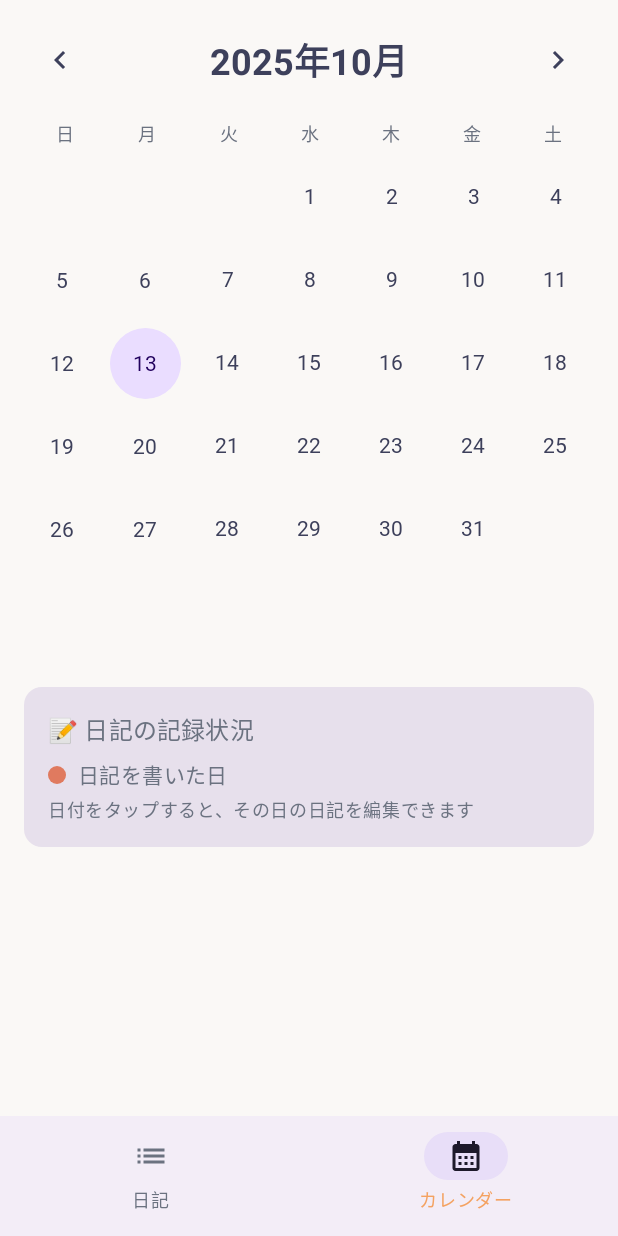
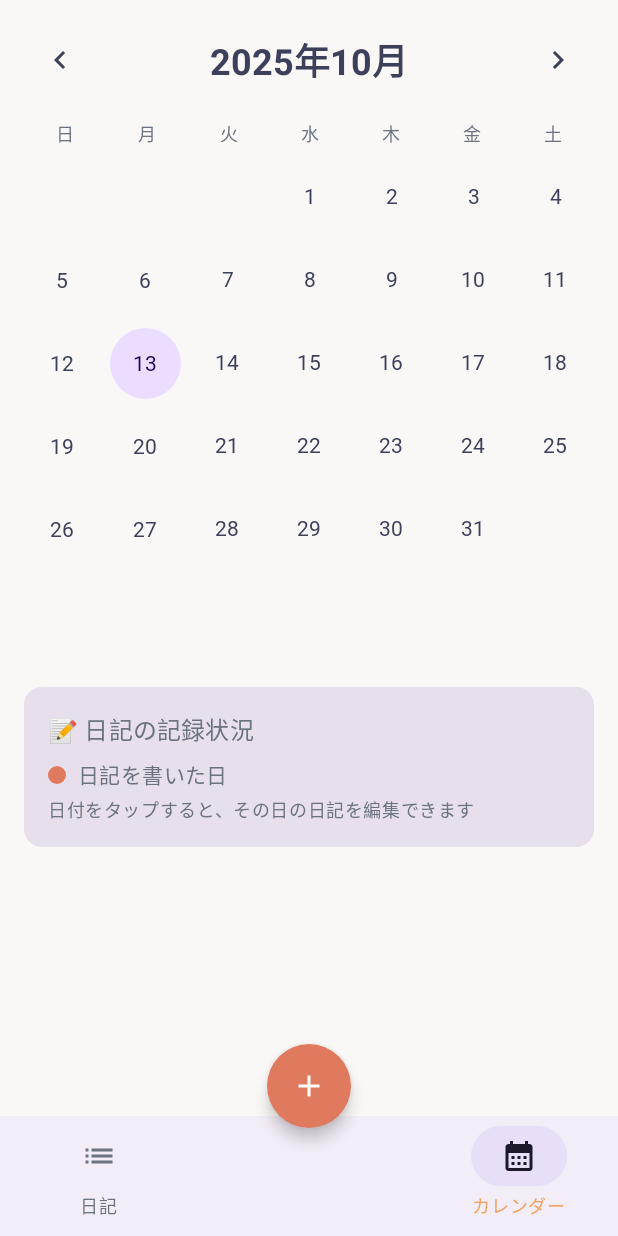
Before and after one commit to nemototea/OneLine, an Android app built with Jetpack Compose: the DiaryListScreen screen opened through its navigation route, item 2 of the bottom bar chosen, on a phone screen of 412 x 824 dp. Run offline under Robolectric (Android 15) with nearby library versions, the phone set to English and light mode, and no system bars; libraries missing offline, so code that uses them is left out: org.eclipse.jgit; Roboto replaces fonts that are not available here.

Commit message:
FABの位置変更

```diff
--- a/app/src/main/java/net/chasmine/oneline/ui/MainActivity.kt
+++ b/app/src/main/java/net/chasmine/oneline/ui/MainActivity.kt
@@ -26,8 +26,6 @@ import androidx.compose.material.icons.filled.CalendarMonth
 import androidx.compose.material3.AlertDialog
 import androidx.compose.material3.Icon
 import androidx.compose.material3.MaterialTheme
-import androidx.compose.material3.NavigationBar
-import androidx.compose.material3.NavigationBarItem
 import androidx.compose.material3.Scaffold
 import androidx.compose.material3.Surface
 import androidx.compose.material3.Text
@@ -56,6 +54,7 @@ import kotlinx.coroutines.launch
 import net.chasmine.oneline.data.git.GitRepository
 import net.chasmine.oneline.data.preferences.SettingsManager
 import net.chasmine.oneline.data.repository.RepositoryManager
+import net.chasmine.oneline.ui.components.CustomBottomBar
 import net.chasmine.oneline.ui.screens.AboutScreen
 import net.chasmine.oneline.ui.screens.CalendarScreen
 import net.chasmine.oneline.ui.screens.DataStorageSettingsScreen
@@ -291,30 +290,25 @@ fun OneLineApp(
                 route?.startsWith("about") != true &&
                 route?.startsWith("diary_edit") != true) {
 
-                NavigationBar {
-                    NavigationBarItem(
-                        icon = { Icon(Icons.AutoMirrored.Filled.List, contentDescription = "日記一覧") },
-                        label = { Text("日記") },
-                        selected = selectedTab == 0,
-                        onClick = {
-                            selectedTab = 0
-                            navController.navigate("diary_list") {
+                CustomBottomBar(
+                    selectedTab = selectedTab,
+                    onTabSelected = { tab ->
+                        selectedTab = tab
+                        when (tab) {
+                            0 -> navController.navigate("diary_list") {
                                 popUpTo("diary_list") { inclusive = true }
                             }
-                        }
-                    )
-                    NavigationBarItem(
-                        icon = { Icon(Icons.Default.CalendarMonth, contentDescription = "カレンダー") },
-                        label = { Text("カレンダー") },
-                        selected = selectedTab == 1,
-                        onClick = {
-                            selectedTab = 1
-                            navController.navigate("calendar") {
+                            1 -> navController.navigate("calendar") {
                                 popUpTo("diary_list") { saveState = true }
                             }
                         }
-                    )
-                }
+                    },
+                    onNewEntryClick = {
+                        checkGitConfigAndNavigate {
+                            navController.navigate("diary_edit/new")
+                        }
+                    }
+                )
             }
         }
     ) { paddingValues ->
@@ -367,11 +361,6 @@ fun OneLineApp(
                 onNavigateToSettings = { navController.navigate("settings") },
                 onNavigateToEdit = { date ->
                     navController.navigate("diary_edit/$date")
-                },
-                onNavigateToNewEntry = {
-                    checkGitConfigAndNavigate {
-                        navController.navigate("diary_edit/new")
-                    }
                 }
             )
         }
--- /dev/null
+++ b/app/src/main/java/net/chasmine/oneline/ui/components/CustomBottomBar.kt
@@ -0,0 +1,101 @@
+package net.chasmine.oneline.ui.components
+
+import androidx.compose.foundation.layout.*
+import androidx.compose.foundation.shape.CircleShape
+import androidx.compose.material.icons.Icons
+import androidx.compose.material.icons.automirrored.filled.List
+import androidx.compose.material.icons.filled.Add
+import androidx.compose.material.icons.filled.CalendarMonth
+import androidx.compose.material3.*
+import androidx.compose.runtime.Composable
+import androidx.compose.ui.Alignment
+import androidx.compose.ui.Modifier
+import androidx.compose.ui.unit.dp
+
+@Composable
+fun CustomBottomBar(
+    selectedTab: Int,
+    onTabSelected: (Int) -> Unit,
+    onNewEntryClick: () -> Unit,
+    isSyncing: Boolean = false
+) {
+    Box(
+        modifier = Modifier
+            .fillMaxWidth()
+            .height(112.dp)
+    ) {
+        // ボトムナビゲーションバー
+        NavigationBar(
+            modifier = Modifier
+                .fillMaxWidth()
+                .align(Alignment.BottomCenter)
+        ) {
+            // 日記一覧タブ
+            NavigationBarItem(
+                icon = {
+                    Icon(
+                        Icons.AutoMirrored.Filled.List,
+                        contentDescription = "日記一覧",
+                        modifier = Modifier.padding(4.dp)
+                    )
+                },
+                label = { Text("日記") },
+                selected = selectedTab == 0,
+                onClick = { onTabSelected(0) },
+                modifier = Modifier.weight(1f)
+            )
+
+            // 中央のスペース（FABのため）
+            Spacer(modifier = Modifier.weight(1f))
+
+            // カレンダータブ
+            NavigationBarItem(
+                icon = {
+                    Icon(
+                        Icons.Default.CalendarMonth,
+                        contentDescription = "カレンダー",
+                        modifier = Modifier.padding(4.dp)
+                    )
+                },
+                label = { Text("カレンダー") },
+                selected = selectedTab == 1,
+                onClick = { onTabSelected(1) },
+                modifier = Modifier.weight(1f)
+            )
+        }
+
+        // 中央のフローティングアクションボタン
+        FloatingActionButton(
+            onClick = {
+                if (!isSyncing) {
+                    onNewEntryClick()
+                }
+            },
+            modifier = Modifier
+                .align(Alignment.TopCenter)
+                .offset(y = (-16).dp)
+                .size(56.dp),
+            shape = CircleShape,
+            containerColor = MaterialTheme.colorScheme.primary,
+            elevation = FloatingActionButtonDefaults.elevation(
+                defaultElevation = 6.dp,
+                pressedElevation = 8.dp
+            )
+        ) {
+            if (isSyncing) {
+                CircularProgressIndicator(
+                    modifier = Modifier.size(24.dp),
+                    strokeWidth = 2.dp,
+                    color = MaterialTheme.colorScheme.onPrimary
+                )
+            } else {
+                Icon(
+                    imageVector = Icons.Default.Add,
+                    contentDescription = "新規作成",
+                    tint = MaterialTheme.colorScheme.onPrimary,
+                    modifier = Modifier.size(24.dp)
+                )
+            }
+        }
+    }
+}
--- a/app/src/main/java/net/chasmine/oneline/ui/screens/DiaryListScreen.kt
+++ b/app/src/main/java/net/chasmine/oneline/ui/screens/DiaryListScreen.kt
@@ -27,7 +27,6 @@ import java.time.LocalDate
 fun DiaryListScreen(
     onNavigateToSettings: () -> Unit,
     onNavigateToEdit: (String) -> Unit,
-    onNavigateToNewEntry: () -> Unit,
     viewModel: DiaryListViewModel = viewModel()
 ) {
     val entries by viewModel.entries.collectAsState(initial = emptyList())
@@ -92,57 +91,6 @@ fun DiaryListScreen(
                     }
                 }
             )
-        },
-        floatingActionButton = {
-            val isSyncing = syncStatus is DiaryListViewModel.SyncStatus.Syncing
-
-            Column(
-                horizontalAlignment = Alignment.End
-            ) {
-                // 同期中の場合はメッセージを表示
-                if (isSyncing) {
-                    Card(
-                        modifier = Modifier.padding(bottom = 8.dp),
-                        colors = CardDefaults.cardColors(
-                            containerColor = MaterialTheme.colorScheme.surfaceVariant
-                        ),
-                        elevation = CardDefaults.cardElevation(defaultElevation = 4.dp)
-                    ) {
-                        Text(
-                            text = "同期中...",
-                            modifier = Modifier.padding(horizontal = 12.dp, vertical = 6.dp),
-                            style = MaterialTheme.typography.bodySmall,
-                            color = MaterialTheme.colorScheme.onSurface.copy(alpha = 0.7f)
-                        )
-                    }
-                }
-
-                FloatingActionButton(
-                    onClick = {
-                        if (!isSyncing) {
-                            onNavigateToNewEntry()
-                        }
-                    },
-                    containerColor = if (isSyncing)
-                        MaterialTheme.colorScheme.surfaceVariant
-                    else
-                        MaterialTheme.colorScheme.primary
-                ) {
-                    if (isSyncing) {
-                        CircularProgressIndicator(
-                            modifier = Modifier.size(24.dp),
-                            strokeWidth = 2.dp,
-                            color = MaterialTheme.colorScheme.primary
-                        )
-                    } else {
-                        Icon(
-                            imageVector = Icons.Default.Add,
-                            contentDescription = "新規作成",
-                            tint = MaterialTheme.colorScheme.onPrimary
-                        )
-                    }
-                }
-            }
         }
     ) { paddingValues ->
         Box(
@@ -169,7 +117,7 @@ fun DiaryListScreen(
                     )
                     Spacer(modifier = Modifier.height(8.dp))
                     Text(
-                        text = "右下の＋ボタンから\n最初の日記を書いてみましょう",
+                        text = "ボトムバーの＋ボタンから\n最初の日記を書いてみましょう",
                         style = MaterialTheme.typography.bodyMedium,
                         textAlign = TextAlign.Center
                     )
@@ -224,7 +172,7 @@ fun DiaryListScreen(
                 Row(
                     modifier = Modifier
                         .align(Alignment.BottomCenter)
-                        .padding(bottom = 80.dp) // FABの上に表示
+                        .padding(bottom = 16.dp)
                         .fillMaxWidth()
                         .padding(horizontal = 16.dp),
                     horizontalArrangement = Arrangement.Center
@@ -275,7 +223,7 @@ fun DiaryListScreen(
                 Card(
                     modifier = Modifier
                         .align(Alignment.BottomCenter)
-                        .padding(bottom = 80.dp)
+                        .padding(bottom = 16.dp)
                         .fillMaxWidth()
                         .padding(horizontal = 16.dp),
                     colors = CardDefaults.cardColors(
```
